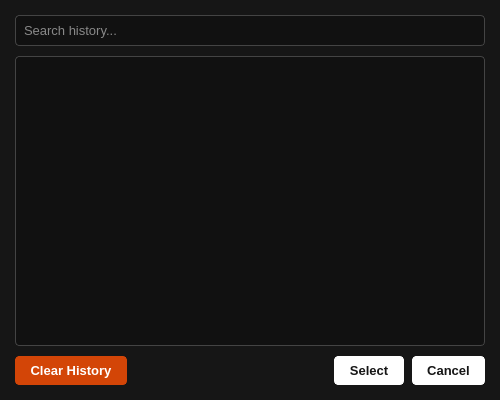
Above: ui/history_dialog.ui from YawStar/U-Tube-Downloader before the change. Below: the same form after it.
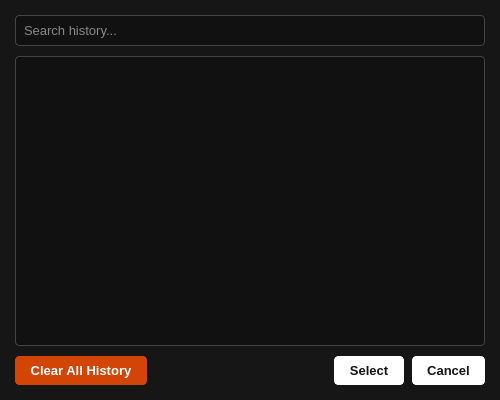
That is the form after the change. Icons and pictures are not drawn.

```diff
--- a/ui/history_dialog.ui
+++ b/ui/history_dialog.ui
@@ -79,7 +79,7 @@
      <item>
       <widget class="QPushButton" name="btnClearHistory">
        <property name="text">
-        <string>Clear History</string>
+        <string>Clear All History</string>
        </property>
       </widget>
      </item>
```
Left out of the diff: 2 changed lines with no effect on the pictures.
